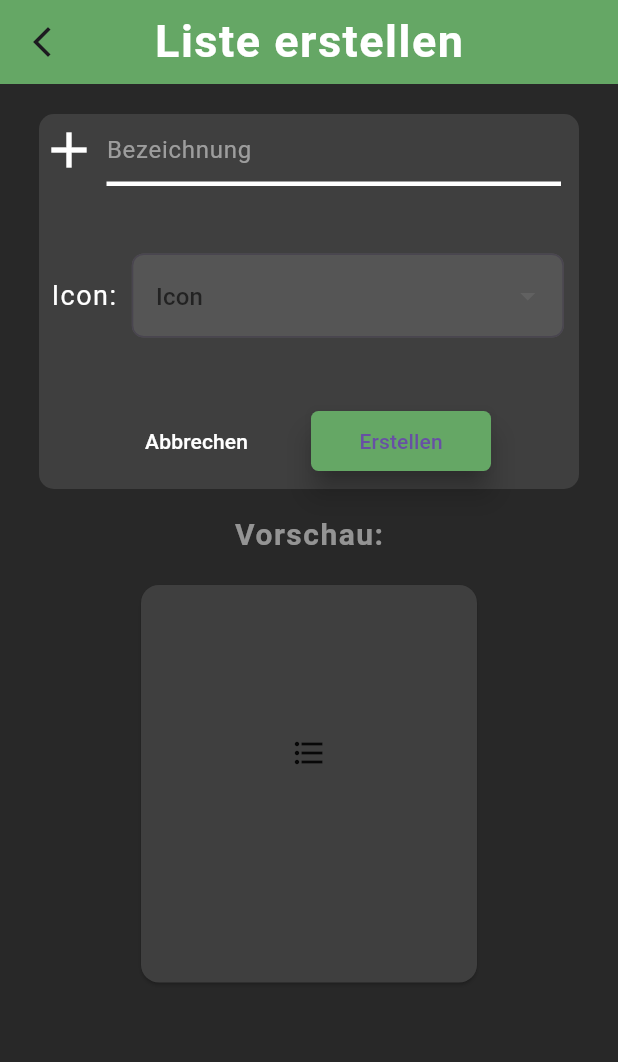
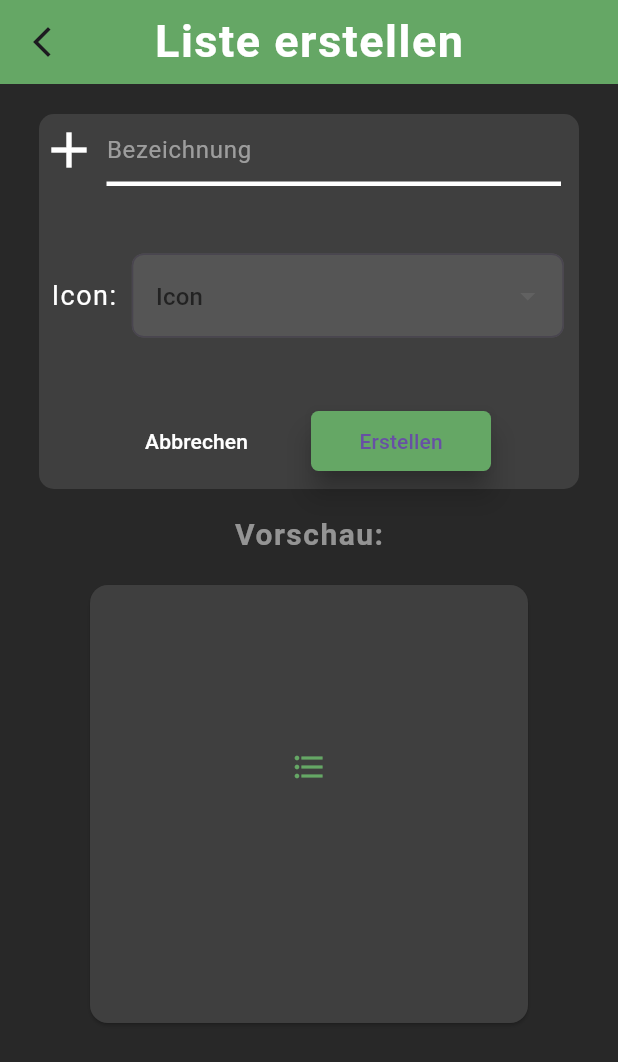
Before and after one commit to JonasBartlla/software_engineering_project_flutter, a Flutter app: the CreateListPage screen opened by its route, on a phone screen of 412 x 824 dp. Shown: the top 1062 px of the screen. Run offline on Flutter 3.47's test engine with Material 3 defaults, Android fonts, the phone set to English and light mode, and no system bars; our stand-ins replace cloud_firestore, firebase_auth, firebase_core, flutter_spinkit; missing offline and left inert: dart:html, list_ext; accounts and stored records are empty; Roboto replaces fonts that are missing (Comfortaa); project files that could hold a hidden picture were left out.

Commit message:
Anpassungen an Card

```diff
--- a/lib/pages/home/lists/create_list_screen.dart
+++ b/lib/pages/home/lists/create_list_screen.dart
@@ -201,17 +201,21 @@ class _CreateListPageState extends State<CreateListPage> {
                 const SizedBox(
                   height: 20,
                 ),
-                Card(
+                SizedBox(
+                  height: 300,
+                  width: 300,
+                  child: Card(
                     color: AppColors.myCheckITDarkGrey,
                       child: Padding(
                         padding: const EdgeInsets.all(100),
                         child: Column(
                           mainAxisAlignment: MainAxisAlignment.center,
                           children: [
-                          Icon(icon),
+                            Icon(icon, color: AppColors.myCheckItGreen,),
                             const SizedBox(height: 20),
-                          Text(title)
+                            Text(title, style: standardAppBarTextDecoration,)
                           ],
+                        ),
                       ),
                   ),
                 ),
```
Lines whose indentation alone changed are shown as unchanged.
